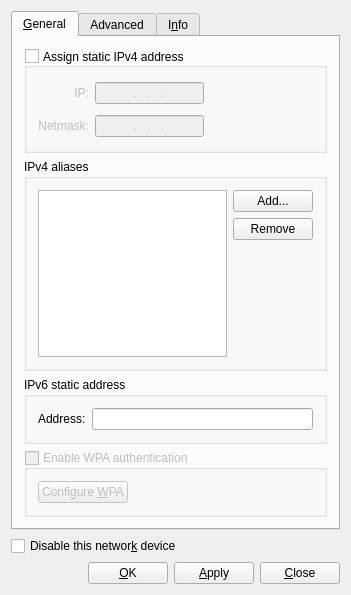
Above: src/ethernetconfig/ethernetconfig.ui from Peter2121/pc-networkmanager before the change. Below: the same form after it.
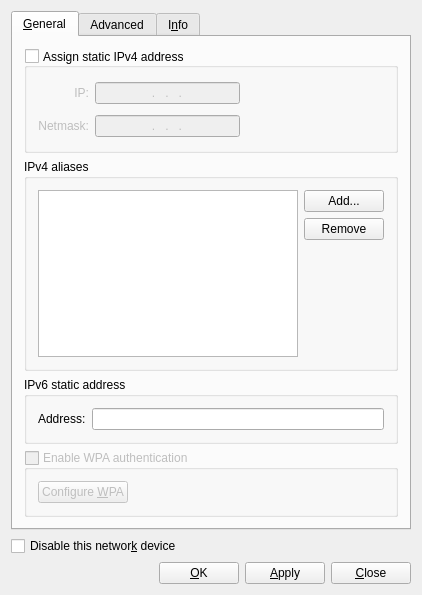
That is the form after the change. Icons and pictures are not drawn.

Commit message: Add IPv4 aliases management UI

Diff of the .ui file:
```diff
--- a/src/ethernetconfig/ethernetconfig.ui
+++ b/src/ethernetconfig/ethernetconfig.ui
@@ -6,7 +6,7 @@
    <rect>
     <x>0</x>
     <y>0</y>
-    <width>351</width>
+    <width>422</width>
     <height>595</height>
    </rect>
   </property>
@@ -142,7 +142,7 @@
             </property>
             <property name="sizeHint" stdset="0">
              <size>
-              <width>48</width>
+              <width>70</width>
               <height>60</height>
              </size>
             </property>
```
The commit also changes 4 other files.
